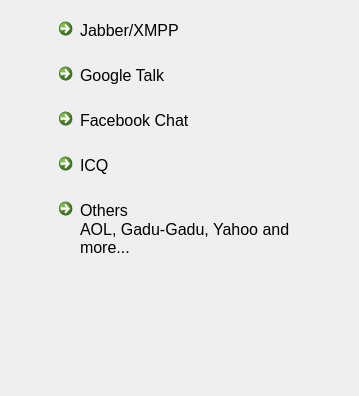
Before: the Qt Designer form src/KCMTelepathyAccounts/simple-profile-select-widget.ui in KDE/ktp-accounts-kcm, drawn with Qt 5.
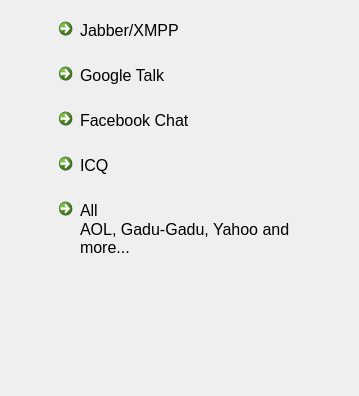
After: the same form once the commit is applied. Icons and pictures are not drawn.

Commit message:
Rename "Others" to "All" on add account dialog
FIXED-IN: 0.7.0

```diff
--- a/src/KCMTelepathyAccounts/simple-profile-select-widget.ui
+++ b/src/KCMTelepathyAccounts/simple-profile-select-widget.ui
@@ -147,7 +147,7 @@
         </sizepolicy>
        </property>
        <property name="text">
-        <string>Others</string>
+        <string>All</string>
        </property>
        <property name="icon">
         <iconset theme="go-next">
```
